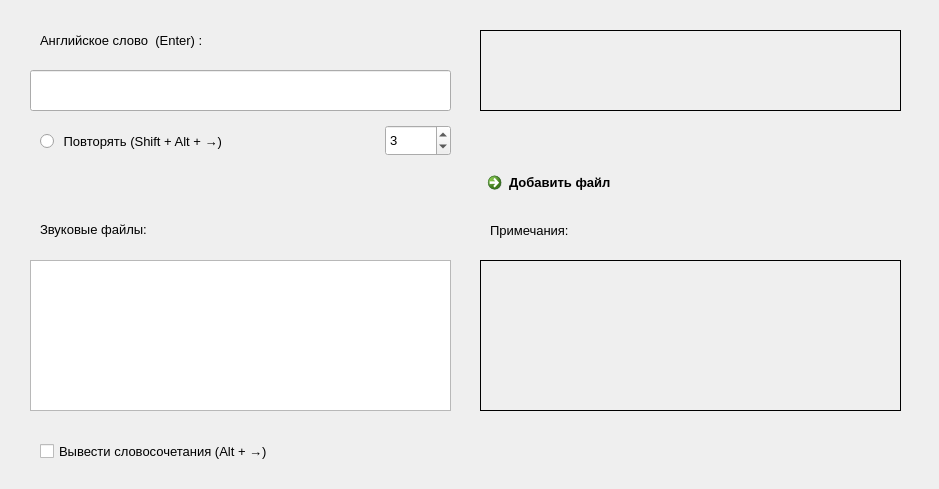
alsav22/Translate4_2, file Form.ui: the form before one commit.
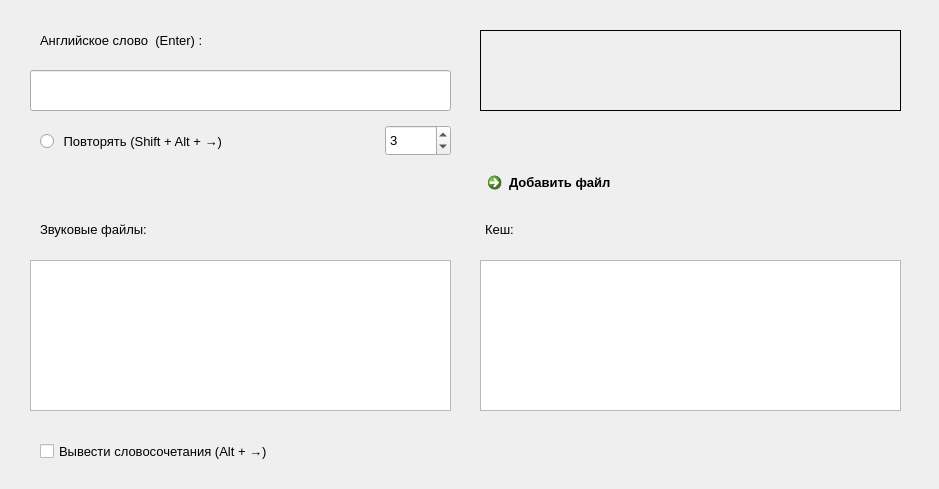
The form after the commit. Custom widgets are drawn as their Qt base class.

The edit to the form file:
```diff
--- a/Form.ui
+++ b/Form.ui
@@ -201,35 +201,6 @@
     <cursorShape>PointingHandCursor</cursorShape>
    </property>
   </widget>
-  <widget class="QLabel" name="labelNote">
-   <property name="geometry">
-    <rect>
-     <x>480</x>
-     <y>260</y>
-     <width>421</width>
-     <height>151</height>
-    </rect>
-   </property>
-   <property name="frameShape">
-    <enum>QFrame::Box</enum>
-   </property>
-   <property name="text">
-    <string/>
-   </property>
-  </widget>
-  <widget class="QLabel" name="label_2">
-   <property name="geometry">
-    <rect>
-     <x>490</x>
-     <y>220</y>
-     <width>131</width>
-     <height>21</height>
-    </rect>
-   </property>
-   <property name="text">
-    <string>Примечания:</string>
-   </property>
-  </widget>
   <widget class="QLabel" name="label_3">
    <property name="geometry">
     <rect>
@@ -256,6 +227,41 @@
     <string>Вывести словосочетания (Alt + →)</string>
    </property>
   </widget>
+  <widget class="QListWidget" name="cacheWord">
+   <property name="geometry">
+    <rect>
+     <x>480</x>
+     <y>260</y>
+     <width>421</width>
+     <height>151</height>
+    </rect>
+   </property>
+   <property name="font">
+    <font>
+     <family>Arial</family>
+     <pointsize>11</pointsize>
+    </font>
+   </property>
+   <property name="cursor" stdset="0">
+    <cursorShape>PointingHandCursor</cursorShape>
+   </property>
+   <property name="sortingEnabled">
+    <bool>true</bool>
+   </property>
+  </widget>
+  <widget class="QLabel" name="label">
+   <property name="geometry">
+    <rect>
+     <x>485</x>
+     <y>220</y>
+     <width>66</width>
+     <height>19</height>
+    </rect>
+   </property>
+   <property name="text">
+    <string>Кеш:</string>
+   </property>
+  </widget>
  </widget>
  <customwidgets>
   <customwidget>
```
Left out of the diff: 36 changed lines with no effect on the pictures.
